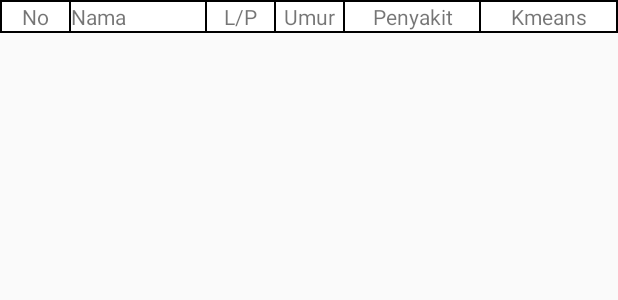
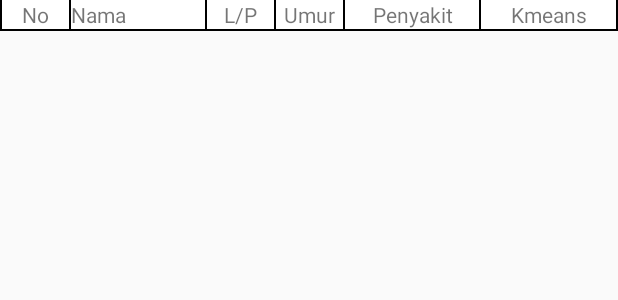
Before and after one commit to muslimmuda15/PulseHearthMonitor, an Android app: the layout grid_pasien.xml on its own in the app's theme, with its tools: preview values and no code run, on a phone screen of 412 x 824 dp. Shown: the top 300 px of the screen. Run offline under Robolectric (Android 15) with nearby library versions, the phone set to English and light mode, and no system bars.

Commit message:
Fix Feature - Fix Grid margin`

```diff
--- a/app/src/main/res/layout/grid_pasien.xml
+++ b/app/src/main/res/layout/grid_pasien.xml
@@ -12,7 +12,6 @@
         android:layout_height="wrap_content"
         android:layout_marginBottom="1dp"
         android:layout_marginLeft="1dp"
-        android:layout_marginTop="1dp"
         android:layout_weight="0.5"
         android:background="@android:color/white"
         android:gravity="center_horizontal"
@@ -24,7 +23,6 @@
         android:layout_height="wrap_content"
         android:layout_marginBottom="1dp"
         android:layout_marginLeft="1dp"
-        android:layout_marginTop="1dp"
         android:layout_weight="1"
         android:background="@android:color/white"
         android:text="Nama" />
@@ -35,7 +33,6 @@
         android:layout_height="wrap_content"
         android:layout_marginBottom="1dp"
         android:layout_marginLeft="1dp"
-        android:layout_marginTop="1dp"
         android:layout_weight="0.5"
         android:background="@android:color/white"
         android:gravity="center_horizontal"
@@ -47,7 +44,6 @@
         android:layout_height="wrap_content"
         android:layout_marginBottom="1dp"
         android:layout_marginLeft="1dp"
-        android:layout_marginTop="1dp"
         android:layout_weight="0.5"
         android:background="@android:color/white"
         android:gravity="center_horizontal"
@@ -59,7 +55,6 @@
         android:layout_height="wrap_content"
         android:layout_marginBottom="1dp"
         android:layout_marginLeft="1dp"
-        android:layout_marginTop="1dp"
         android:layout_weight="1"
         android:background="@android:color/white"
         android:gravity="center_horizontal"
@@ -72,7 +67,6 @@
         android:layout_marginBottom="1dp"
         android:layout_marginLeft="1dp"
         android:layout_marginRight="1dp"
-        android:layout_marginTop="1dp"
         android:layout_weight="1"
         android:background="@android:color/white"
         android:gravity="center_horizontal"
```
